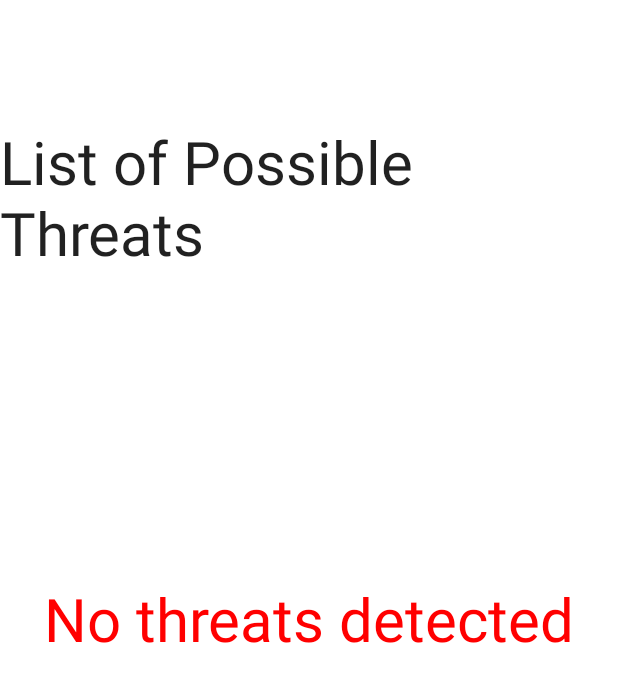
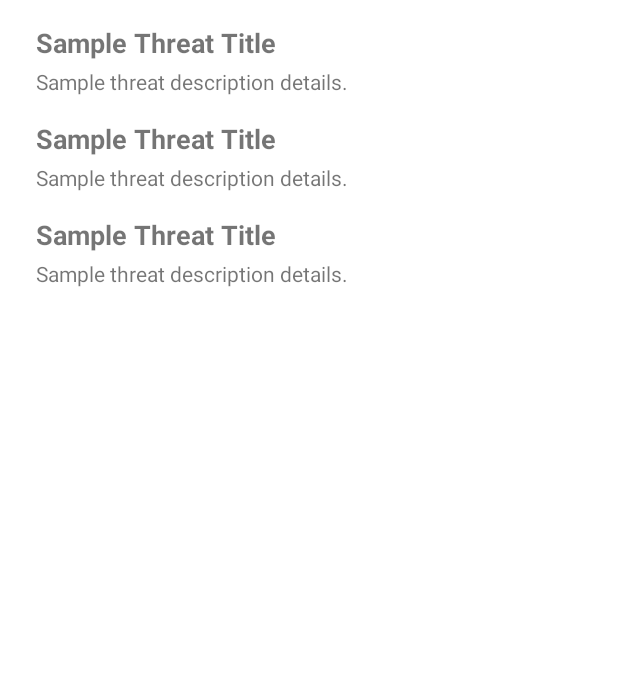
Before and after one commit to ye3pz/Senior-Project, an Android app built with Jetpack Compose: the layout fragment_threats.xml on its own in the app's theme, with its tools: preview values and no code run, on a phone screen of 412 x 824 dp. Shown: the top 682 px of the screen. Run offline under Robolectric (Android 15) with nearby library versions, the phone set to English and light mode, and no system bars.

Commit message:
added threats list functionality on threats tab

```diff
--- a/app/build.gradle.kts
+++ b/app/build.gradle.kts
@@ -71,4 +71,6 @@ dependencies {
     implementation("org.jetbrains.kotlinx:kotlinx-serialization-json:1.9.0")
     implementation("com.jakewharton.retrofit:retrofit2-kotlinx-serialization-converter:0.8.0")
     implementation("com.github.doyaaaaaken:kotlin-csv-jvm:1.6.0")
+    implementation("androidx.navigation:navigation-fragment-ktx:2.8.3")
+    implementation("androidx.navigation:navigation-ui-ktx:2.8.3")
 }
--- a/app/src/main/AndroidManifest.xml
+++ b/app/src/main/AndroidManifest.xml
@@ -50,7 +50,7 @@
 
         <service
             android:exported="true"
-            android:name=".NetworkMonitorService"
+            android:name=".Network"
             android:permission="android.permission.BIND_VPN_SERVICE"
             android:foregroundServiceType="specialUse">
             <property android:name="android.app.PROPERTY_SPECIAL_USE_FGS_SUBTYPE"
--- a/app/src/main/java/com/example/shade/receivers/BootReceiver.kt
+++ b/app/src/main/java/com/example/shade/receivers/BootReceiver.kt
@@ -5,14 +5,14 @@ import android.content.BroadcastReceiver
 import android.content.Context
 import android.content.Intent
 import android.net.VpnService
-import com.example.shade.NetworkMonitorService
+import com.example.shade.Network
 
 class BootReceiver : BroadcastReceiver() {
     override fun onReceive(context: Context, intent: Intent) {
         if (intent.action == Intent.ACTION_BOOT_COMPLETED) {
             val vpnIntent = VpnService.prepare(context)
             if (vpnIntent == null) {
-                context.startService(Intent(context, NetworkMonitorService::class.java))
+                context.startService(Intent(context, Network::class.java))
             }
         }
     }
--- /dev/null
+++ b/app/src/main/res/drawable/ic_help.xml
@@ -0,0 +1,5 @@
+<vector xmlns:android="http://schemas.android.com/apk/res/android" android:height="24dp" android:tint="#F6F6F6" android:viewportHeight="960" android:viewportWidth="960" android:width="24dp">
+
+    <path android:fillColor="@android:color/white" android:pathData="M424,640Q424,559 438.5,523.5Q453,488 500,446Q541,410 562.5,383.5Q584,357 584,323Q584,282 556.5,255Q529,228 480,228Q429,228 402.5,259Q376,290 365,322L262,278Q283,214 339,167Q395,120 480,120Q585,120 641.5,178.5Q698,237 698,319Q698,369 676.5,404.5Q655,440 609,485Q560,532 549.5,556.5Q539,581 539,640L424,640ZM480,880Q447,880 423.5,856.5Q400,833 400,800Q400,767 423.5,743.5Q447,720 480,720Q513,720 536.5,743.5Q560,767 560,800Q560,833 536.5,856.5Q513,880 480,880Z"/>
+
+</vector>
--- a/app/src/main/res/layout/fragment_threats.xml
+++ b/app/src/main/res/layout/fragment_threats.xml
@@ -6,48 +6,37 @@
     android:layout_height="match_parent"
     tools:context=".ui.fragments.ThreatsFragment">
 
-    <!-- Threats List View
+
     <androidx.recyclerview.widget.RecyclerView
         android:id="@+id/recyclerView_threats"
         android:layout_width="0dp"
         android:layout_height="0dp"
-        android:layout_marginTop="16dp"
+        android:layout_marginTop="8dp"
         app:layout_constraintTop_toTopOf="parent"
         app:layout_constraintStart_toStartOf="parent"
         app:layout_constraintEnd_toEndOf="parent"
         app:layout_constraintBottom_toBottomOf="parent"
-        android:layout_marginLeft="16dp"
-        android:layout_marginRight="16dp" />
-        -->
-
-    <!-- Placeholder TextView if no threats are found -->
-
-    <TextView
-        android:id="@+id/ThreatsList"
-        android:layout_width="wrap_content"
-        android:layout_height="wrap_content"
-        android:text="List of Possible Threats"
-        android:textColor="?android:textColorPrimary"
-        android:textSize="40sp"
-        android:visibility="visible"
-        app:layout_constraintBottom_toBottomOf="parent"
-        app:layout_constraintEnd_toEndOf="parent"
-        app:layout_constraintHorizontal_bias="0.271"
-        app:layout_constraintStart_toStartOf="parent"
-        app:layout_constraintTop_toTopOf="parent"
-        app:layout_constraintVertical_bias="0.112" />
-
-    <TextView
+        android:paddingStart="16dp"
+        android:paddingEnd="16dp"
+        android:clipToPadding="false"
+        tools:listitem="@layout/list_item_threat"/> <TextView
         android:id="@+id/txt_no_threats"
         android:layout_width="wrap_content"
         android:layout_height="wrap_content"
         android:text="No threats detected"
-        android:textSize="40sp"
+        android:textSize="20sp"
         android:textColor="#FF0000"
-        android:visibility="visible"
+        android:visibility="gone"
         app:layout_constraintTop_toTopOf="parent"
         app:layout_constraintBottom_toBottomOf="parent"
         app:layout_constraintStart_toStartOf="parent"
         app:layout_constraintEnd_toEndOf="parent" />
 
+
+
+
+
+
+
+
 </androidx.constraintlayout.widget.ConstraintLayout>
--- /dev/null
+++ b/app/src/main/res/layout/list_item_threat.xml
@@ -0,0 +1,30 @@
+<?xml version="1.0" encoding="utf-8"?>
+<androidx.constraintlayout.widget.ConstraintLayout xmlns:android="http://schemas.android.com/apk/res/android"
+    xmlns:app="http://schemas.android.com/apk/res-auto"
+    android:layout_width="match_parent"
+    android:layout_height="wrap_content"
+    android:padding="8dp">
+
+    <TextView
+        android:id="@+id/threat_title"
+        android:layout_width="0dp"
+        android:layout_height="wrap_content"
+        android:textSize="18sp"
+        android:textStyle="bold"
+        app:layout_constraintTop_toTopOf="parent"
+        app:layout_constraintStart_toStartOf="parent"
+        app:layout_constraintEnd_toEndOf="parent"
+        android:text="Sample Threat Title" />
+
+    <TextView
+        android:id="@+id/threat_description"
+        android:layout_width="0dp"
+        android:layout_height="wrap_content"
+        android:textSize="14sp"
+        android:layout_marginTop="4dp"
+        app:layout_constraintTop_toBottomOf="@id/threat_title"
+        app:layout_constraintStart_toStartOf="parent"
+        app:layout_constraintEnd_toEndOf="parent"
+        android:text="Sample threat description details."/>
+
+</androidx.constraintlayout.widget.ConstraintLayout>
```
Also changed, not shown: app/src/main/java/com/example/shade/MainActivity.kt (+12 -26 lines), app/src/main/java/com/example/shade/Network.kt (+28 -7 lines), app/src/main/java/com/example/shade/data/FirebaseClient.kt (+31 -5 lines), app/src/main/java/com/example/shade/data/ThreatFeed.kt (+9 -4 lines), app/src/main/java/com/example/shade/ui/adapters/ThreatsAdapter.kt (added, +40 -0 lines), app/src/main/java/com/example/shade/ui/fragments/HelpFragment.kt (added, +22 -0 lines), app/src/main/java/com/example/shade/ui/fragments/SettingsFragment.kt (+17 -1 lines), app/src/main/java/com/example/shade/ui/fragments/ThreatsFragment.kt (+31 -0 lines), app/src/main/res/layout/activity_main.xml (+9 -5 lines), app/src/main/res/layout/fragment_help.xml (added, +73 -0 lines), app/src/main/res/layout/fragment_settings.xml (+14 -0 lines), app/src/main/res/menu/bottom_nav_menu.xml (+12 -13 lines), app/src/main/res/navigation/nav_graph.xml (+10 -1 lines), 1 other file.
